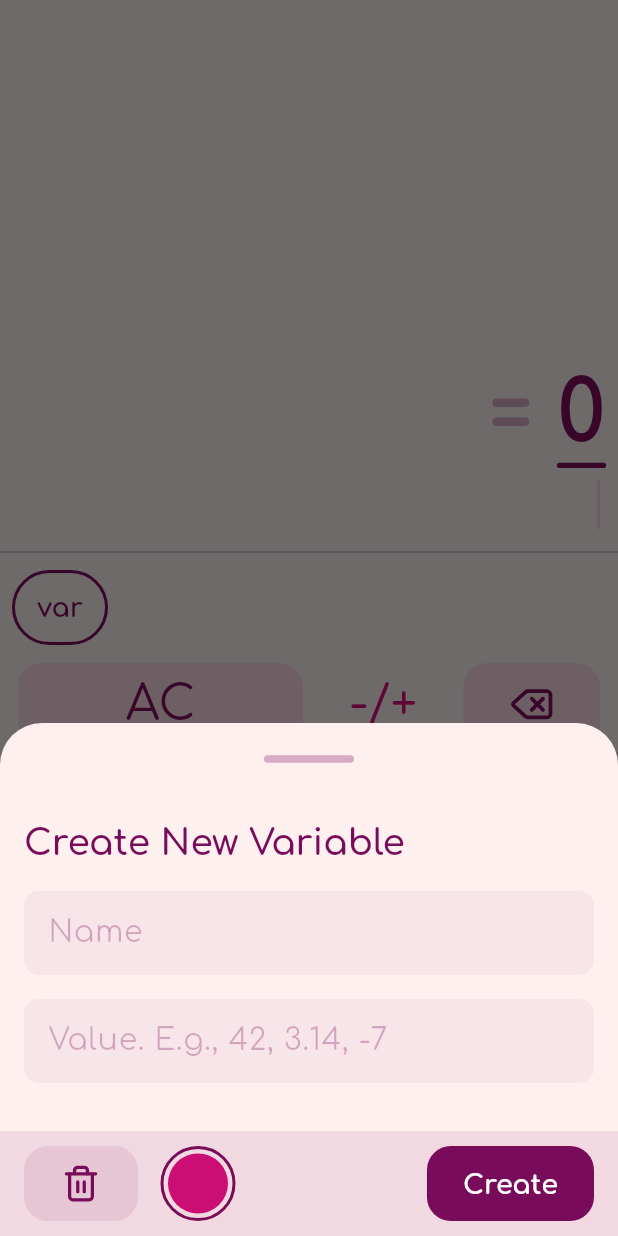
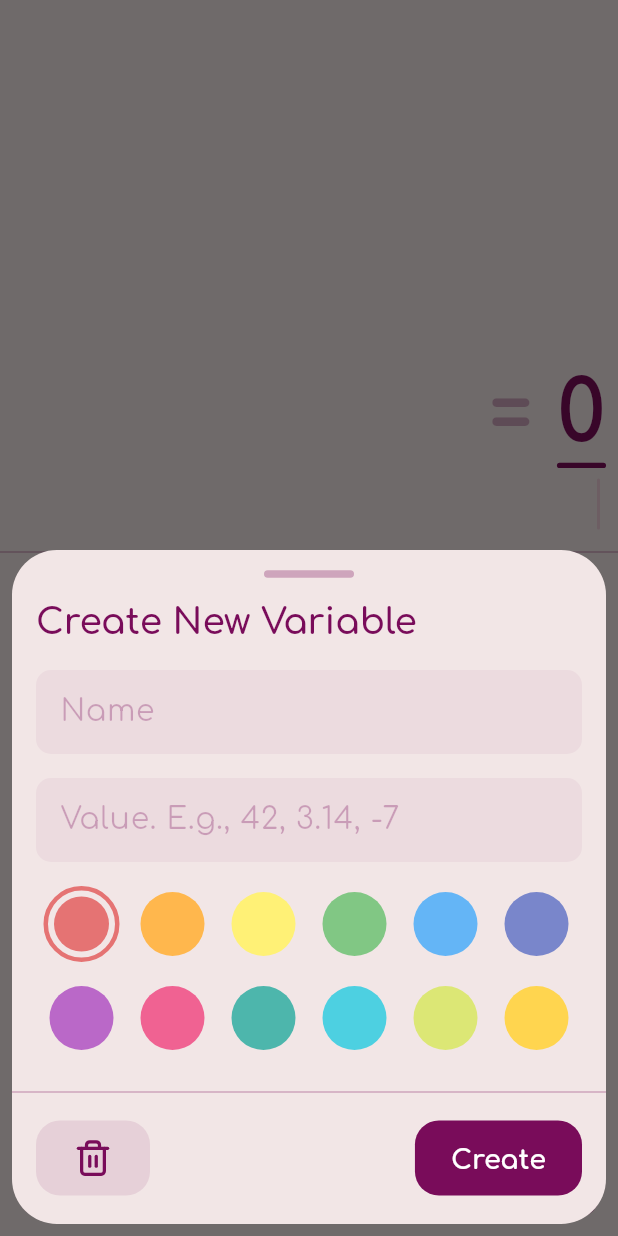
Before and after one commit to jarbisme/purple_beetle, a Flutter app: the screen it shows after launch, after a tap on "var", on a phone screen of 412 x 824 dp. Run offline on Flutter 3.47's test engine with Material 3 defaults, Android fonts, the phone set to English and light mode, and no system bars; our stand-ins replace equatable, flutter_bloc, get_it, google_fonts, lucide_icons_flutter, math_expressions.

Commit message:
Add Color Picker for variables

```diff
--- /dev/null
+++ b/lib/core/theme/app_colors.dart
@@ -0,0 +1,74 @@
+import 'package:flutter/material.dart';
+
+/// Semantic color slots that remain consistent across themes
+enum VariableColorSlot {
+  accent1,
+  accent2,
+  accent3,
+  accent4,
+  accent5,
+  accent6,
+  accent7,
+  accent8,
+  accent9,
+  accent10,
+  accent11,
+  accent12;
+
+  static VariableColorSlot fromIndex(int index) => VariableColorSlot.values[index];
+}
+
+/// A color palettte for variables in a specific theme
+class VariableColorPalette {
+  final String name;
+  final Map<VariableColorSlot, Color> colors;
+
+  VariableColorPalette({required this.name, required this.colors});
+
+  Color getColor(VariableColorSlot slot) => colors[slot]!;
+}
+
+/// Defines all available color palettes for different themes
+class AppColorPalettes {
+  static final lightPalette = VariableColorPalette(
+    name: 'Light Palette',
+    colors: {
+      VariableColorSlot.accent1: Colors.red.shade300,
+      VariableColorSlot.accent2: Colors.orange.shade300,
+      VariableColorSlot.accent3: Colors.yellow.shade300,
+      VariableColorSlot.accent4: Colors.green.shade300,
+      VariableColorSlot.accent5: Colors.blue.shade300,
+      VariableColorSlot.accent6: Colors.indigo.shade300,
+      VariableColorSlot.accent7: Colors.purple.shade300,
+      VariableColorSlot.accent8: Colors.pink.shade300,
+      VariableColorSlot.accent9: Colors.teal.shade300,
+      VariableColorSlot.accent10: Colors.cyan.shade300,
+      VariableColorSlot.accent11: Colors.lime.shade300,
+      VariableColorSlot.accent12: Colors.amber.shade300,
+    },
+  );
+
+  static final darkPalette = VariableColorPalette(
+    name: 'Dark Palette',
+    colors: {
+      VariableColorSlot.accent1: Colors.red.shade700,
+      VariableColorSlot.accent2: Colors.orange.shade700,
+      VariableColorSlot.accent3: Colors.yellow.shade700,
+      VariableColorSlot.accent4: Colors.green.shade700,
+      VariableColorSlot.accent5: Colors.blue.shade700,
+      VariableColorSlot.accent6: Colors.indigo.shade700,
+      VariableColorSlot.accent7: Colors.purple.shade700,
+      VariableColorSlot.accent8: Colors.pink.shade700,
+      VariableColorSlot.accent9: Colors.teal.shade700,
+      VariableColorSlot.accent10: Colors.cyan.shade700,
+      VariableColorSlot.accent11: Colors.lime.shade700,
+      VariableColorSlot.accent12: Colors.amber.shade700,
+    },
+  );
+
+  // List of all available palettes
+  static final List<VariableColorPalette> allPalettes = [lightPalette, darkPalette];
+
+  // Default palette
+  static final VariableColorPalette defaultPalette = lightPalette;
+}
--- /dev/null
+++ b/lib/core/theme/theme_provider.dart
@@ -0,0 +1,26 @@
+import 'package:flutter/material.dart';
+import 'app_colors.dart';
+import 'theme_util.dart';
+
+/// Manages the current theme and color palette
+class ThemeProvider extends ChangeNotifier {
+  VariableColorPalette _currentPalette = AppColorPalettes.defaultPalette;
+
+  VariableColorPalette get currentPalette => _currentPalette;
+
+  ThemeData get themeData {
+    // Map palette to ThemeData
+    // For now, return default theme, but you can expand this
+    return AppTheme.lightTheme;
+  }
+
+  void setTheme(VariableColorPalette palette) {
+    _currentPalette = palette;
+    notifyListeners();
+  }
+
+  // Get color for a variable's slot
+  Color getVariableColor(VariableColorSlot slot) {
+    return _currentPalette.getColor(slot);
+  }
+}
--- a/lib/features/calculator/presentation/widgets/calculator_display.dart
+++ b/lib/features/calculator/presentation/widgets/calculator_display.dart
@@ -77,7 +77,10 @@ class CalculatorDisplay extends StatelessWidget {
                                       ? theme.textTheme.displayLarge?.copyWith(
                                           color: theme.colorScheme.primary.withValues(alpha: 0.7),
                                         )
-                                      : theme.textTheme.displayLarge,
+                                      : theme.textTheme.displayLarge?.copyWith(
+                                          // fontWeight: FontWeight.normal,
+                                          // color: theme.colorScheme.secondary,
+                                        ),
                                 ),
                               ),
                               Container(
--- a/lib/features/calculator/presentation/widgets/expression_token_item.dart
+++ b/lib/features/calculator/presentation/widgets/expression_token_item.dart
@@ -1,6 +1,8 @@
 import 'package:flutter/material.dart';
 import 'package:flutter_bloc/flutter_bloc.dart';
 import 'package:lucide_icons_flutter/lucide_icons.dart';
+import 'package:purple_beetle/core/theme/app_colors.dart';
+import 'package:purple_beetle/core/theme/theme_provider.dart';
 import 'package:purple_beetle/features/calculator/domain/entities/expression.dart';
 import 'package:purple_beetle/features/calculator/presentation/bloc/calculator_bloc.dart';
 import 'package:purple_beetle/features/calculator/presentation/bloc/calculator_event.dart';
@@ -134,6 +136,10 @@ Widget _buildTokenWidget(ExpressionToken token, ThemeData theme) {
   }
 
   if (token is VariableToken) {
+    // TODO: Refactor to avoid duplicating themeProvider code
+    final ThemeProvider themeProvider = ThemeProvider();
+    final palette = themeProvider.currentPalette;
+
     // Fetch variable details from VariablesBloc
     return BlocBuilder<VariablesBloc, VariablesState>(
       builder: (context, variablesState) {
@@ -142,16 +148,18 @@ Widget _buildTokenWidget(ExpressionToken token, ThemeData theme) {
           orElse: () => Variable(id: token.variableId, name: 'unknown', value: 0, color: Colors.grey.toARGB32()),
         );
 
+        final variableColor = palette.getColor(VariableColorSlot.values[variable.color]);
+
         return Container(
           padding: const EdgeInsets.symmetric(horizontal: 12.0, vertical: 3.0),
           margin: const EdgeInsets.symmetric(horizontal: 4.0),
           decoration: BoxDecoration(
-            color: Color(variable.color).withValues(alpha: 0.1),
+            color: variableColor.withValues(alpha: 0.1),
             borderRadius: BorderRadius.circular(7.0),
           ),
           child: Text(
             variable.name,
-            style: theme.textTheme.titleMedium?.copyWith(color: Color(variable.color), fontWeight: FontWeight.bold),
+            style: theme.textTheme.titleMedium?.copyWith(color: variableColor, fontWeight: FontWeight.bold),
           ),
         );
       },
--- a/lib/features/variables/presentation/bloc/variables_bloc.dart
+++ b/lib/features/variables/presentation/bloc/variables_bloc.dart
@@ -17,7 +17,7 @@ class VariablesBloc extends Bloc<VariablesEvent, VariablesState> {
     });
     on<CreateVariableEvent>((event, emit) async {
       // Handle creating a variable logic here
-      final result = await _createVariable.call(name: event.name, value: event.value, color: event.color.toARGB32());
+      final result = await _createVariable.call(name: event.name, value: event.value, color: event.color.index);
 
       if (result == null) {
         // Handle error case if needed
--- a/lib/features/variables/presentation/bloc/variables_event.dart
+++ b/lib/features/variables/presentation/bloc/variables_event.dart
@@ -1,4 +1,5 @@
 import 'package:flutter/widgets.dart';
+import 'package:purple_beetle/core/theme/app_colors.dart';
 import 'package:purple_beetle/features/variables/domain/entities/variable.dart';
 
 @immutable
@@ -15,7 +16,7 @@ class LoadVariables extends VariablesEvent {}
 class CreateVariableEvent extends VariablesEvent {
   final String name;
   final double value;
-  final Color color;
+  final VariableColorSlot color;
 
   const CreateVariableEvent({required this.name, required this.value, required this.color});
 
--- a/lib/features/variables/presentation/pages/variable_editor_sheet.dart
+++ b/lib/features/variables/presentation/pages/variable_editor_sheet.dart
@@ -1,5 +1,6 @@
 import 'package:flutter/material.dart';
 import 'package:flutter_bloc/flutter_bloc.dart';
+import 'package:purple_beetle/core/theme/app_colors.dart';
 import 'package:purple_beetle/features/variables/presentation/bloc/variables_bloc.dart';
 import 'package:purple_beetle/features/variables/presentation/bloc/variables_event.dart';
 import 'package:purple_beetle/features/variables/presentation/bloc/variables_state.dart';
@@ -18,6 +19,8 @@ class _VariableEditorSheetState extends State<VariableEditorSheet> {
   late final TextEditingController _nameController;
   late final TextEditingController _valueController;
   final _formKey = GlobalKey<FormState>();
+  VariableColorSlot? _selectedColorSlot;
+  bool _initialized = false;
 
   @override
   void initState() {
@@ -36,16 +39,30 @@ class _VariableEditorSheetState extends State<VariableEditorSheet> {
   @override
   Widget build(BuildContext context) {
     final theme = Theme.of(context);
+    final keyboardHeight = MediaQuery.of(context).viewInsets.bottom;
 
     return BlocBuilder<VariablesBloc, VariablesState>(
       builder: (context, state) {
         final isEditing = state.selectedVariable != null;
 
-        return SingleChildScrollView(
-          child: Padding(
-            padding: EdgeInsets.only(bottom: MediaQuery.of(context).viewInsets.bottom),
-            child: Container(
-              padding: EdgeInsets.all(0),
+        // Initialize the color slot once
+        if (!_initialized) {
+          if (isEditing) {
+            _selectedColorSlot = VariableColorSlot.fromIndex(state.selectedVariable!.color);
+            _nameController.text = state.selectedVariable!.name;
+            _valueController.text = state.selectedVariable!.value.toString();
+          } else {
+            _selectedColorSlot = VariableColorSlot.accent1;
+          }
+          _initialized = true;
+        }
+
+        return SafeArea(
+          // bottom: false,
+          child: Container(
+            margin: EdgeInsets.only(left: 8, right: 8, top: 8, bottom: 8 + keyboardHeight),
+            decoration: BoxDecoration(color: theme.colorScheme.surface, borderRadius: BorderRadius.circular(30)),
+            child: SingleChildScrollView(
               child: Form(
                 key: _formKey,
                 child: Column(
@@ -53,7 +70,7 @@ class _VariableEditorSheetState extends State<VariableEditorSheet> {
                   crossAxisAlignment: CrossAxisAlignment.stretch,
                   children: [
                     Padding(
-                      padding: const EdgeInsets.all(16.0),
+                      padding: const EdgeInsets.all(8.0),
                       child: Divider(
                         thickness: 5,
                         color: theme.colorScheme.primary.withValues(alpha: 0.3),
@@ -66,19 +83,25 @@ class _VariableEditorSheetState extends State<VariableEditorSheet> {
                       isEditing: isEditing,
                       nameController: _nameController,
                       valueController: _valueController,
+                      selectedColorSlot: _selectedColorSlot!,
+                      onColorSlotChanged: (slot) {
+                        setState(() {
+                          _selectedColorSlot = slot;
+                        });
+                      },
                     ),
                     SizedBox(height: 16),
+                    Divider(),
                     VariableEditorActionBar(
                       formKey: _formKey,
                       isEditing: isEditing,
                       onSave: () {
                         if (_formKey.currentState!.validate()) {
-                          // Save variable logic here
                           final name = _nameController.text.trim();
                           final value = double.tryParse(_valueController.text.trim()) ?? 0;
 
                           context.read<VariablesBloc>().add(
-                            CreateVariableEvent(name: name, value: value, color: theme.colorScheme.primary),
+                            CreateVariableEvent(name: name, value: value, color: _selectedColorSlot!),
                           );
                           Navigator.of(context).pop();
                         }
--- a/lib/features/variables/presentation/widgets/add_variable_button.dart
+++ b/lib/features/variables/presentation/widgets/add_variable_button.dart
@@ -19,6 +19,7 @@ class AddVariableButton extends StatelessWidget {
           onPressed: () {
             showModalBottomSheet(
               context: context,
+              backgroundColor: Colors.transparent,
               builder: (_) {
                 return BlocProvider.value(
                   value: BlocProvider.of<VariablesBloc>(context),
--- a/lib/features/variables/presentation/widgets/variable_button.dart
+++ b/lib/features/variables/presentation/widgets/variable_button.dart
@@ -1,5 +1,7 @@
 import 'package:flutter/material.dart';
 import 'package:flutter_bloc/flutter_bloc.dart';
+import 'package:purple_beetle/core/theme/app_colors.dart';
+import 'package:purple_beetle/core/theme/theme_provider.dart';
 import 'package:purple_beetle/features/calculator/domain/entities/expression.dart';
 import 'package:purple_beetle/features/calculator/presentation/bloc/calculator_bloc.dart';
 import 'package:purple_beetle/features/calculator/presentation/bloc/calculator_event.dart';
@@ -24,6 +26,10 @@ class VariableButton extends StatelessWidget {
 
   @override
   Widget build(BuildContext context) {
+    // TODO: Refactor to avoid duplicating themeProvider code
+    final ThemeProvider themeProvider = ThemeProvider();
+    final palette = themeProvider.currentPalette;
+
     return Padding(
       padding: const EdgeInsets.only(right: 8.0),
       child: TextButton(
@@ -33,7 +39,8 @@ class VariableButton extends StatelessWidget {
         },
         style: TextButton.styleFrom(
           padding: EdgeInsets.symmetric(horizontal: 24.0),
-          backgroundColor: Color(variable.color),
+          // backgroundColor: Color(variable.color),
+          backgroundColor: palette.getColor(VariableColorSlot.values[variable.color]),
           foregroundColor: Colors.white,
           shape: RoundedRectangleBorder(borderRadius: BorderRadius.circular(30)),
         ),
--- /dev/null
+++ b/lib/features/variables/presentation/widgets/variable_color_picker.dart
@@ -0,0 +1,85 @@
+import 'package:flutter/material.dart';
+import 'package:lucide_icons_flutter/lucide_icons.dart';
+import 'package:purple_beetle/core/theme/app_colors.dart';
+import 'package:purple_beetle/core/theme/theme_provider.dart';
+
+class VariableColorPicker extends StatelessWidget {
+  final VariableColorSlot selectedColorSlot;
+  final ValueChanged<VariableColorSlot> onColorSlotChanged;
+
+  const VariableColorPicker({super.key, required this.selectedColorSlot, required this.onColorSlotChanged});
+
+  @override
+  Widget build(BuildContext context) {
+    return Container(
+      // padding: EdgeInsets.all(16.0),
+      // // margin: EdgeInsets.symmetric(horizontal: 16.0),
+      // decoration: BoxDecoration(
+      //   color: Theme.of(context).colorScheme.primary.withValues(alpha: 0.05),
+      //   borderRadius: BorderRadius.circular(10.0),
+      // ),
+      child: LayoutBuilder(
+        builder: (context, constraints) {
+          final colors = VariableColorSlot.values;
+          final halfLength = (colors.length / 2).ceil();
+          final firstRow = colors.take(halfLength).toList();
+          final secondRow = colors.skip(halfLength).toList();
+
+          return Column(
+            children: [
+              Row(
+                // mainAxisAlignment: MainAxisAlignment.spaceBetween,
+                children: firstRow
+                    .map((slot) => _buildColorButton(context, slot, constraints.maxWidth, firstRow.length))
+                    .toList(),
+              ),
+              SizedBox(height: 12),
+              Row(
+                children: secondRow
+                    .map((slot) => _buildColorButton(context, slot, constraints.maxWidth, secondRow.length))
+                    .toList(),
+              ),
+            ],
+          );
+        },
+      ),
+    );
+  }
+
+  Widget _buildColorButton(BuildContext context, VariableColorSlot slot, double containerWidth, int itemsInRow) {
+    // TODO: Refactor to avoid duplicating themeProvider code
+    final themeProvider = ThemeProvider();
+    final palette = themeProvider.currentPalette;
+    final color = palette.getColor(slot);
+    final isSelected = slot == selectedColorSlot;
+    final spacing = 12.0;
+    final totalSpacing = spacing * (itemsInRow - 1);
+    final buttonSize = (containerWidth - totalSpacing) / itemsInRow;
+
+    return Expanded(
+      child: Padding(
+        padding: EdgeInsets.only(right: 0),
+        child: GestureDetector(
+          onTap: () => onColorSlotChanged(slot),
+          child: Container(
+            height: buttonSize,
+            padding: EdgeInsets.all(4.0),
+            decoration: BoxDecoration(
+              // color: color,
+              color: Colors.transparent,
+              shape: BoxShape.circle,
+              border: isSelected ? Border.all(color: color, width: 3) : null,
+              // boxShadow: isSelected
+              //     ? [BoxShadow(color: color.withValues(alpha: 0.4), blurRadius: 8, spreadRadius: 2)]
+              //     : null,
+            ),
+            child: Container(
+              decoration: BoxDecoration(color: color, shape: BoxShape.circle),
+              // child: isSelected ? Icon(LucideIcons.check, color: Colors.white, size: buttonSize * 0.5) : null,
+            ),
+          ),
+        ),
+      ),
+    );
+  }
+}
--- a/lib/features/variables/presentation/widgets/variable_editor_action_bar.dart
+++ b/lib/features/variables/presentation/widgets/variable_editor_action_bar.dart
@@ -20,23 +20,12 @@ class VariableEditorActionBar extends StatelessWidget {
   Widget build(BuildContext context) {
     var theme = Theme.of(context);
 
-    return Stack(
-      clipBehavior: Clip.none,
-      children: [
-        // Background that extends below
-        Positioned(
-          left: 0,
-          right: 0,
-          top: 0,
-          bottom: -100, // Extend 100px below to cover keyboard corners
-          child: Container(color: theme.colorScheme.primary.withValues(alpha: 0.1)),
-        ),
-        // Content with SafeArea
-        SafeArea(
+    return SafeArea(
       top: false,
+      bottom: false,
       child: Container(
-            height: 70,
-            padding: EdgeInsets.symmetric(horizontal: 16.0, vertical: 8.0),
+        height: 80,
+        padding: EdgeInsets.only(left: 16.0, right: 16.0, bottom: 8.0),
         child: Row(
           children: [
             SizedBox(
@@ -51,20 +40,20 @@ class VariableEditorActionBar extends StatelessWidget {
               ),
             ),
             SizedBox(width: 8),
-                TextButton(
-                  // round button with color picker,
-                  style: TextButton.styleFrom(
-                    shape: CircleBorder(side: BorderSide(color: theme.colorScheme.primary, width: 2)),
-                    padding: EdgeInsets.all(5.0),
-                  ),
-                  onPressed: () {},
-                  child: Container(
-                    width: 40,
-                    height: 40,
-                    // margin: EdgeInsets.all(5),
-                    decoration: BoxDecoration(shape: BoxShape.circle, color: theme.colorScheme.secondary),
-                  ),
-                ),
+            // TextButton(
+            //   // round button with color picker,
+            //   style: TextButton.styleFrom(
+            //     shape: CircleBorder(side: BorderSide(color: theme.colorScheme.primary, width: 2)),
+            //     padding: EdgeInsets.all(5.0),
+            //   ),
+            //   onPressed: () {},
+            //   child: Container(
+            //     width: 40,
+            //     height: 40,
+            //     // margin: EdgeInsets.all(5),
+            //     decoration: BoxDecoration(shape: BoxShape.circle, color: theme.colorScheme.secondary),
+            //   ),
+            // ),
             Spacer(),
             SizedBox(
               height: 50,
@@ -86,8 +75,6 @@ class VariableEditorActionBar extends StatelessWidget {
           ],
         ),
       ),
-        ),
-      ],
     );
   }
 }
--- a/lib/features/variables/presentation/widgets/variable_editor_form.dart
+++ b/lib/features/variables/presentation/widgets/variable_editor_form.dart
@@ -1,5 +1,7 @@
 import 'package:flutter/material.dart';
 import 'package:flutter/services.dart';
+import 'package:purple_beetle/core/theme/app_colors.dart';
+import 'package:purple_beetle/features/variables/presentation/widgets/variable_color_picker.dart';
 
 /// The form widget for creating or editing a variable, including fields for name and value.
 class VariableEditorForm extends StatelessWidget {
@@ -8,17 +10,24 @@ class VariableEditorForm extends StatelessWidget {
     required this.isEditing,
     required TextEditingController nameController,
     required TextEditingController valueController,
+    required this.selectedColorSlot,
+    required this.onColorSlotChanged,
   }) : _nameController = nameController,
        _valueController = valueController;
 
   final bool isEditing;
   final TextEditingController _nameController;
   final TextEditingController _valueController;
+  final VariableColorSlot selectedColorSlot;
+  final ValueChanged<VariableColorSlot> onColorSlotChanged;
 
   @override
   Widget build(BuildContext context) {
+    // final themeProvider = ThemeProvider();
+    // final palette = themeProvider.currentPalette;
+
     return Padding(
-      padding: const EdgeInsets.all(16.0),
+      padding: const EdgeInsets.symmetric(horizontal: 16.0, vertical: 0.0),
       child: Column(
         crossAxisAlignment: CrossAxisAlignment.stretch,
         children: [
@@ -66,6 +75,8 @@ class VariableEditorForm extends StatelessWidget {
               return null;
             },
           ),
+          SizedBox(height: 16),
+          VariableColorPicker(selectedColorSlot: selectedColorSlot, onColorSlotChanged: onColorSlotChanged),
         ],
       ),
     );
--- a/lib/features/variables/presentation/widgets/variables_bar.dart
+++ b/lib/features/variables/presentation/widgets/variables_bar.dart
@@ -17,6 +17,7 @@ class VariablesBar extends StatelessWidget {
         return SizedBox(
           height: 50,
           child: ListView.builder(
+            padding: EdgeInsets.symmetric(horizontal: 4.0),
             itemBuilder: (context, index) {
               // First item is the add variable button
               if (index == 0) {
```
Lines whose indentation alone changed are shown as unchanged.
